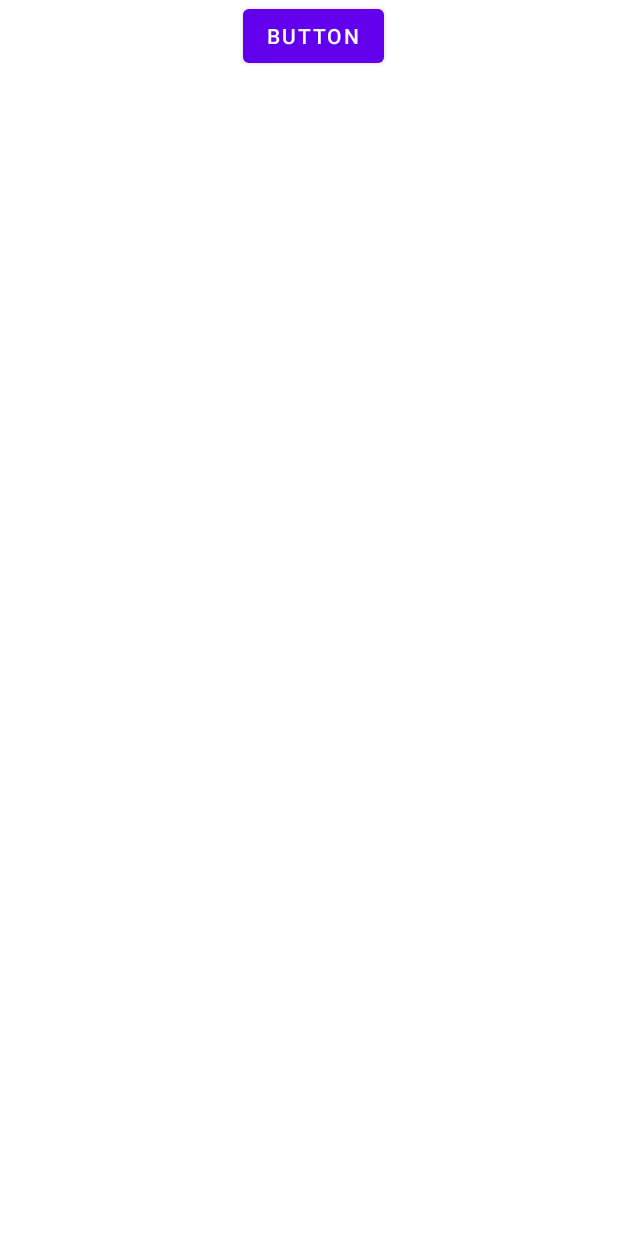
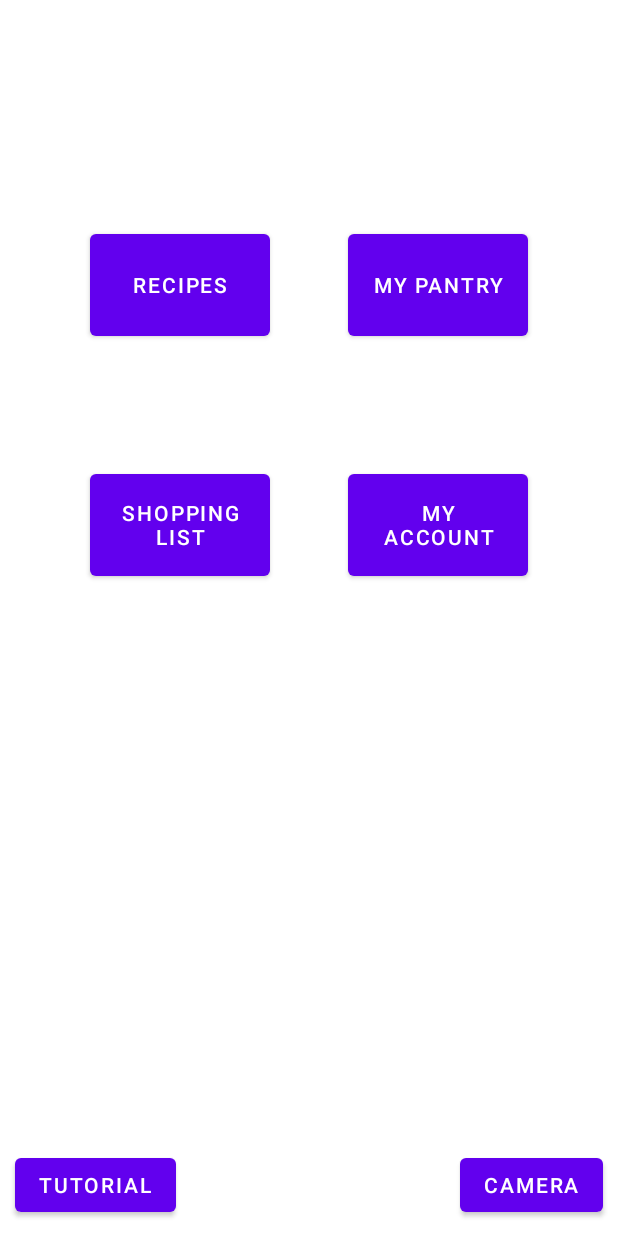
Before and after one commit to Knack25/CSCI5801, an Android app: the screen it shows after launch (MainActivity), on a phone screen of 412 x 824 dp. Run offline under Robolectric (Android 15) with nearby library versions, the phone set to English and light mode, and no system bars; libraries missing offline, so code that uses them is left out: io.realm, io.realm.mongodb; 6 statements that could not run were skipped.

Commit message:
Added the framework for 6 new buttons to Main Activity. Recipes, My Pantry, Shopping List, My Account, Tutorial, Camera.

```diff
--- a/app/src/main/java/com/example/wfd/MainActivity.java
+++ b/app/src/main/java/com/example/wfd/MainActivity.java
@@ -4,6 +4,8 @@ package com.example.wfd;
 import android.os.Bundle;
 import android.util.Log;
 import android.view.View;
+import android.widget.Button;
+import android.widget.Toast;
 
 import androidx.appcompat.app.AppCompatActivity;
 
@@ -35,9 +37,7 @@ public class MainActivity extends AppCompatActivity {
     private static final AtomicBoolean success = new AtomicBoolean(false);
     private static Ingredient testingredient;
 
-
-
-
+    private static final String TAG = "WFD";
 
 
     //TODO: Database Socket
@@ -53,7 +53,6 @@ public class MainActivity extends AppCompatActivity {
 
     @Override
     protected void onCreate(Bundle savedInstanceState) {
-
 
 
         super.onCreate(savedInstanceState);
@@ -72,20 +71,20 @@ public class MainActivity extends AppCompatActivity {
                 "nathangschneider@gmail.com", "Test123");
 
 
-        app.loginAsync(emailPasswordCredientals,it -> {
-            if(it.isSuccess()){
-                Log.v("AUTH","Successfully authenticated using an email and password");
-                Log.v("AUTH","Logged in user ID: " + app.currentUser().getId());
+        app.loginAsync(emailPasswordCredientals, it -> {
+            if (it.isSuccess()) {
+                Log.v("AUTH", "Successfully authenticated using an email and password");
+                Log.v("AUTH", "Logged in user ID: " + app.currentUser().getId());
                 user.set(app.currentUser());
-                Log.d("DEBUG","User ID " + user.get().getId());
+                Log.d("DEBUG", "User ID " + user.get().getId());
                 success.set(true);
             } else {
-                Log.e("AUTH" , it.getError().toString());
+                Log.e("AUTH", it.getError().toString());
                 success.set(false);
             }
         });
 
-        if(!success.get()){
+        if (!success.get()) {
             //TODO:  Redirect to login page
         }
 
@@ -111,12 +110,90 @@ public class MainActivity extends AppCompatActivity {
 
                 RealmResults<Ingredient> ingredients = realm.where(Ingredient.class).findAll();
 
-                Log.d("DEBUG",ingredients.toString());
+                Log.d("DEBUG", ingredients.toString());
                 realm.close();
                 success.set(true);
             }
         });
 
+        //Wire up the Recipes button to do stuff
+        //..get the Recipes button
+        Button btnRecipes = findViewById(R.id.btnRecipes);
+        //..set what happens when the user clicks on Recipes - will do more things when things are coded
+        btnRecipes.setOnClickListener(new View.OnClickListener() {
+            @Override
+            public void onClick(View view) {
+                Log.i(TAG, "This shows Recipes.");
+                Toast.makeText(getApplicationContext(), "Recipes", Toast.LENGTH_SHORT)
+                        .show();
+            }
+        });
+
+
+        //Wire up the My Pantry button to do stuff
+        //..get the My Pantry button
+        Button btnPantry = findViewById(R.id.btnPantry);
+        //..set what happens when the user clicks on My Pantry - will do more things when things are coded
+        btnRecipes.setOnClickListener(new View.OnClickListener() {
+            @Override
+            public void onClick(View view) {
+                Log.i(TAG, "This shows My Pantry.");
+                Toast.makeText(getApplicationContext(), "My Pantry", Toast.LENGTH_SHORT)
+                        .show();
+            }
+        });
+
+        //Wire up the Shopping List button to do stuff
+        //..get the Shopping List button
+        Button btnShoppingList = findViewById(R.id.btnShoppingList);
+        //..set what happens when the user clicks on Shopping List - will do more things when things are coded
+        btnRecipes.setOnClickListener(new View.OnClickListener() {
+            @Override
+            public void onClick(View view) {
+                Log.i(TAG, "This shows the Shopping List.");
+                Toast.makeText(getApplicationContext(), "Shopping List", Toast.LENGTH_SHORT)
+                        .show();
+            }
+        });
+
+        //Wire up the My Account button to do stuff
+        //..get the My Account button
+        Button btnMyAccount = findViewById(R.id.btnMyAccount);
+        //..set what happens when the user clicks on My Account - will do more things when things are coded
+        btnRecipes.setOnClickListener(new View.OnClickListener() {
+            @Override
+            public void onClick(View view) {
+                Log.i(TAG, "This shows My Account.");
+                Toast.makeText(getApplicationContext(), "My Account", Toast.LENGTH_SHORT)
+                        .show();
+            }
+        });
+
+        //Wire up the Tutorial button to do stuff
+        //..get the Tutorial button
+        Button btnTutorial = findViewById(R.id.btnTutorial);
+        //..set what happens when the user clicks on the Tutorial - will do more things when things are coded
+        btnRecipes.setOnClickListener(new View.OnClickListener() {
+            @Override
+            public void onClick(View view) {
+                Log.i(TAG, "This shows the Tutorial.");
+                Toast.makeText(getApplicationContext(), "Tutorial", Toast.LENGTH_SHORT)
+                        .show();
+            }
+        });
+
+        //Wire up the Camera button to do stuff
+        //..get the Camera button
+        Button btnCamera = findViewById(R.id.btnCamera);
+        //..set what happens when the user clicks on the Camera - will do more things when things are coded
+        btnRecipes.setOnClickListener(new View.OnClickListener() {
+            @Override
+            public void onClick(View view) {
+                Log.i(TAG, "This shows the Camera.");
+                Toast.makeText(getApplicationContext(), "Camera", Toast.LENGTH_SHORT)
+                        .show();
+            }
+        });
 
     }
 }
--- a/app/src/main/res/layout/activity_main.xml
+++ b/app/src/main/res/layout/activity_main.xml
@@ -8,11 +8,63 @@
     tools:context=".MainActivity">
 
     <Button
-        android:id="@+id/button"
+        android:id="@+id/btnRecipes"
+        android:layout_width="120dp"
+        android:layout_height="80dp"
+        android:layout_marginStart="60dp"
+        android:layout_marginTop="150dp"
+        android:text="Recipes"
+        app:layout_constraintStart_toStartOf="parent"
+        app:layout_constraintTop_toTopOf="parent" />
+
+    <Button
+        android:id="@+id/btnPantry"
+        android:layout_width="120dp"
+        android:layout_height="80dp"
+        android:layout_marginTop="150dp"
+        android:layout_marginEnd="60dp"
+        android:text="My Pantry"
+        app:layout_constraintEnd_toEndOf="parent"
+        app:layout_constraintTop_toTopOf="parent" />
+
+    <Button
+        android:id="@+id/btnShoppingList"
+        android:layout_width="120dp"
+        android:layout_height="80dp"
+        android:layout_marginStart="60dp"
+        android:layout_marginTop="310dp"
+        android:text="Shopping List"
+        app:layout_constraintStart_toStartOf="parent"
+        app:layout_constraintTop_toTopOf="parent" />
+
+    <Button
+        android:id="@+id/btnMyAccount"
+        android:layout_width="120dp"
+        android:layout_height="80dp"
+        android:layout_marginTop="310dp"
+        android:layout_marginEnd="60dp"
+        android:text="My Account"
+        app:layout_constraintEnd_toEndOf="parent"
+        app:layout_constraintTop_toTopOf="parent" />
+
+    <Button
+        android:id="@+id/btnTutorial"
         android:layout_width="wrap_content"
         android:layout_height="wrap_content"
-        android:layout_marginEnd="156dp"
-        android:text="Button"
-        app:layout_constraintEnd_toEndOf="parent"
-        app:layout_constraintTop_toTopOf="parent" />
+        android:layout_marginStart="10dp"
+        android:layout_marginBottom="10dp"
+        android:text="Tutorial"
+        app:layout_constraintBottom_toBottomOf="parent"
+        app:layout_constraintStart_toStartOf="parent" />
+
+    <Button
+        android:id="@+id/btnCamera"
+        android:layout_width="wrap_content"
+        android:layout_height="wrap_content"
+        android:layout_marginEnd="10dp"
+        android:layout_marginBottom="10dp"
+        android:text="Camera"
+        app:layout_constraintBottom_toBottomOf="parent"
+        app:layout_constraintEnd_toEndOf="parent" />
+
 </androidx.constraintlayout.widget.ConstraintLayout>
```
Lines whose indentation alone changed are shown as unchanged.
